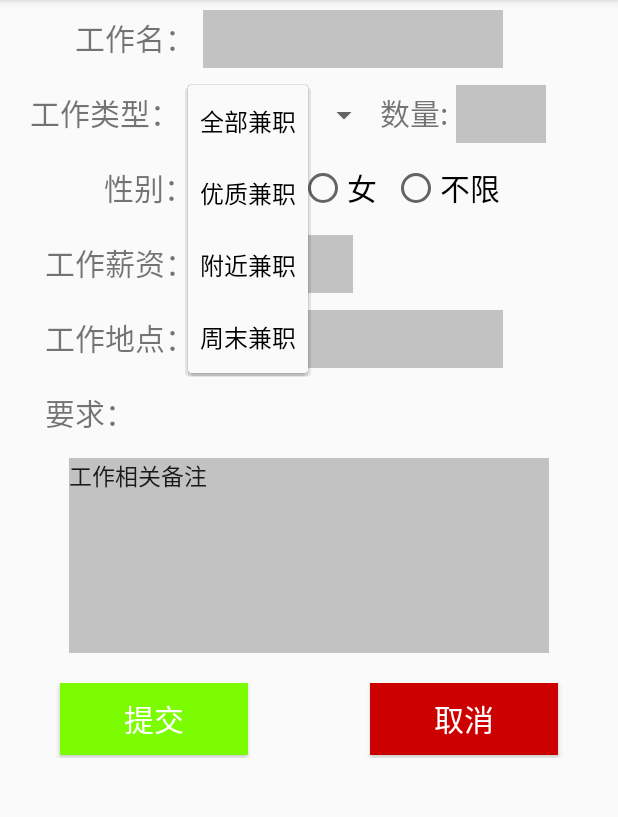
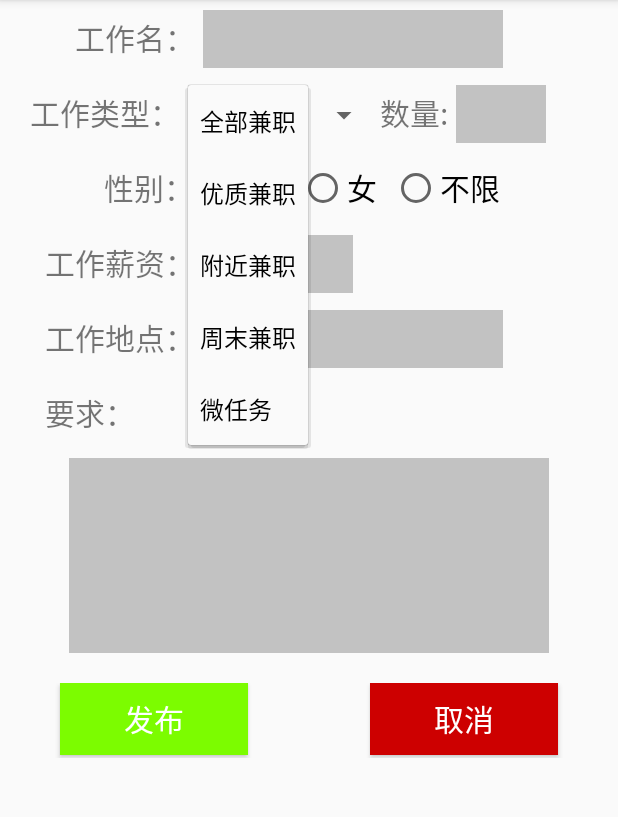
Before and after one commit to os-zzw/PartTime_Conmpany, an Android app: the ReleaseActivity screen opened directly, with no data from a screen before it, after a tap on "全部兼职", on a phone screen of 412 x 824 dp, the part 84-901 px from its top. Run offline under Robolectric (Android 15) with nearby library versions, the phone set to English and light mode, and no system bars; libraries missing offline, so code that uses them is left out: com.orhanobut.logger, retrofit2.adapter.rxjava, rx.android.schedulers, rx.schedulers; 2 statements that could not run were skipped.

Commit message:
发布兼职后台传输（添加判断）

```diff
--- a/app/src/main/java/com/zzw/john/parttime_conmpany/model/me/ReleaseActivity.java
+++ b/app/src/main/java/com/zzw/john/parttime_conmpany/model/me/ReleaseActivity.java
@@ -59,7 +59,7 @@ public class ReleaseActivity extends AppCompatActivity {
 
         adapter1=ArrayAdapter.createFromResource(this, R.array.ctype, android.R.layout.simple_dropdown_item_1line);
         adapter1.setDropDownViewResource(android.R.layout.simple_spinner_dropdown_item);
-        String[] ctype={ "全部兼职", "优质兼职", "附近兼职", "周末兼职" };
+        String[] ctype={ "全部兼职", "优质兼职", "附近兼职", "周末兼职","微任务" };
 
         adapter2=new ArrayAdapter<String>(this, android.R.layout.simple_dropdown_item_1line, ctype);
         adapter2.setDropDownViewResource(android.R.layout.simple_spinner_dropdown_item);
@@ -114,7 +114,11 @@ public class ReleaseActivity extends AppCompatActivity {
             place=Place.getText().toString();
             remarks=Remarks.getText().toString();
             num =Integer.valueOf(Num.getText().toString()).intValue();
-            Observable<JobBean> ADD = api.add(Integer.toString(MyApplication.employerBean.getId()),result,jobname,sex,salary,place,remarks,num);
+            if((MyApplication.employerBean.getCompanyName()).isEmpty()){
+                Toast.makeText(ReleaseActivity.this, "请填写公司名", Toast.LENGTH_SHORT).show();
+            }
+            else {
+                Observable<JobBean> ADD = api.add(Integer.toString(MyApplication.employerBean.getId()), result, jobname, sex, salary, place, remarks, num);
                 ADD.subscribeOn(Schedulers.io())
                         .observeOn(AndroidSchedulers.mainThread())
                         .subscribe(new Subscriber<JobBean>() {
@@ -122,19 +126,22 @@ public class ReleaseActivity extends AppCompatActivity {
                                        public void onCompleted() {
 
                                        }
+
                                        @Override
                                        public void onError(Throwable e) {
                                            Logger.d(e);
                                            Toast.makeText(ReleaseActivity.this, "出现错误,请重试!", Toast.LENGTH_SHORT).show();
                                        }
+
                                        @Override
-                        public void onNext(JobBean jobBean){
+                                       public void onNext(JobBean jobBean) {
+                                           Toast.makeText(ReleaseActivity.this, "发布成功", Toast.LENGTH_SHORT).show();
                                            ReleaseActivity.this.finish();
                                        }
                                    }
 
                         );
-
+            }
         }
     };
 
--- a/app/src/main/res/layout/activity_me_release.xml
+++ b/app/src/main/res/layout/activity_me_release.xml
@@ -208,7 +208,6 @@
             android:layout_centerHorizontal="true"
             android:gravity="top"
             android:inputType="textPersonName"
-            android:text="工作相关备注"
             android:textSize="15dp"
             android:background="#C2C2C2"
             android:id="@+id/editText4"
@@ -222,7 +221,7 @@
         >
 
         <Button
-            android:text="提交"
+            android:text="发布"
             android:textSize="20dp"
             android:layout_width="125dp"
             android:layout_height="wrap_content"
--- a/app/src/main/res/values/array.xml
+++ b/app/src/main/res/values/array.xml
@@ -5,5 +5,6 @@
         <item>优质兼职</item>
         <item>附近兼职</item>
         <item>周末兼职</item>
+        <item>微任务</item>
     </string-array>
 </resources>
```
Lines whose indentation alone changed are shown as unchanged.
